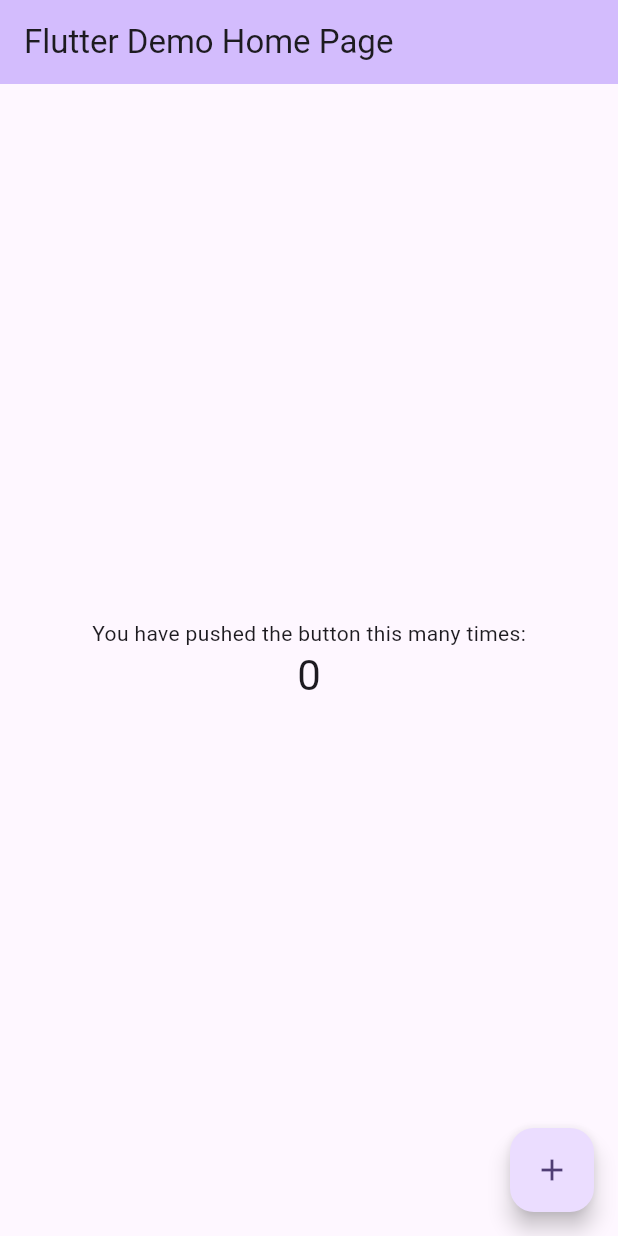
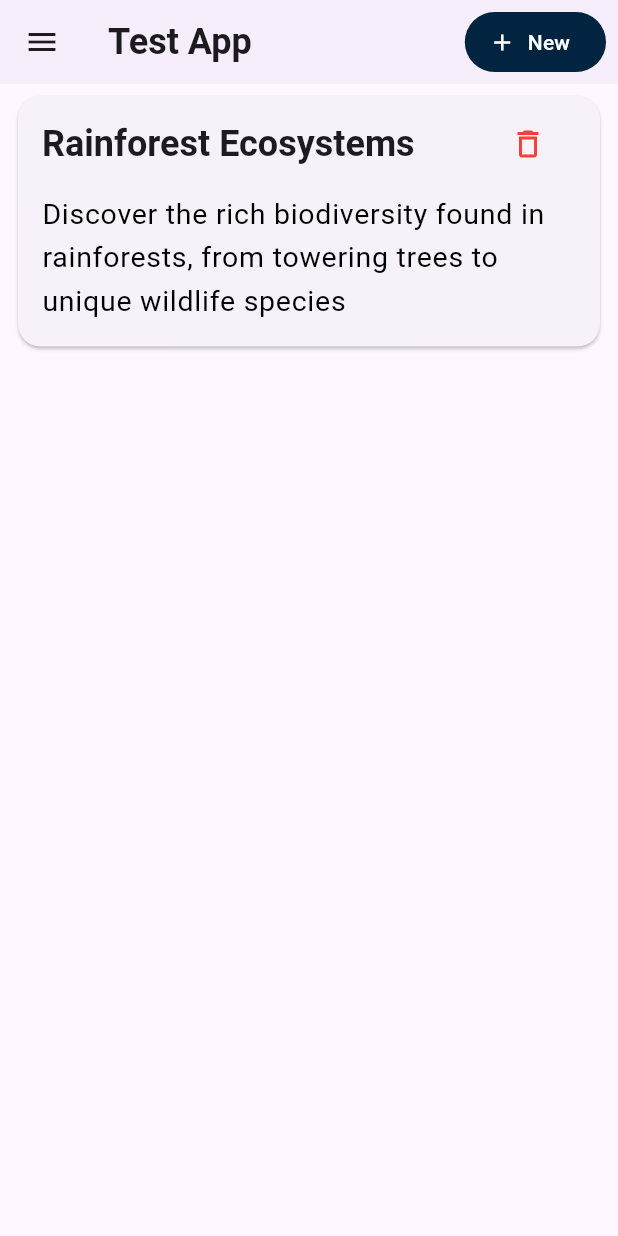
Before and after one commit to johnomeyo/mobile_dev, a Flutter app: the screen it shows after launch, on a phone screen of 412 x 824 dp. Run offline on Flutter 3.47's test engine with Material 3 defaults, Android fonts, the phone set to English and light mode, and no system bars.

Commit message:
Project Completion

```diff
--- /dev/null
+++ b/lib/item_provider.dart
@@ -0,0 +1,30 @@
+import 'package:flutter/material.dart';
+
+class Item {
+  String title;
+  String description;
+
+  Item({required this.title, required this.description});
+}
+
+// State management using Provider
+class ItemProvider with ChangeNotifier {
+  final List<Item> _items = [
+    Item(
+        title: "Rainforest Ecosystems",
+        description:
+            "Discover the rich biodiversity found in rainforests, from towering trees to unique wildlife species"),
+  ];
+
+  List<Item> get items => _items;
+
+  void addItem(Item item) {
+    _items.add(item);
+    notifyListeners();
+  }
+
+  void removeItem(int index) {
+    _items.removeAt(index);
+    notifyListeners();
+  }
+}
--- /dev/null
+++ b/lib/items_list_page.dart
@@ -0,0 +1,108 @@
+import 'package:flutter/material.dart';
+import 'package:provider/provider.dart';
+import 'package:test_app/add_items_pgae.dart';
+import 'package:test_app/item_provider.dart';
+
+class ItemListPage extends StatelessWidget {
+  const ItemListPage({super.key});
+
+  @override
+  Widget build(BuildContext context) {
+    final theme = Theme.of(context);
+    return Scaffold(
+      drawer: const Drawer(),
+      appBar: AppBar(
+        elevation: 1,
+        title: Text(
+          'Test App',
+          style: theme.textTheme.headlineSmall?.copyWith(
+            fontWeight: FontWeight.bold,
+          ),
+        ),
+        actions: [
+          Padding(
+            padding: const EdgeInsets.all(8.0),
+            child: FilledButton.icon(
+              label: const Text("New"),
+              style: ButtonStyle(
+                backgroundColor: WidgetStateProperty.all<Color>(
+                    const Color.fromARGB(255, 2, 36, 64)),
+              ),
+              icon: const Icon(Icons.add),
+              onPressed: () {
+                Navigator.push(
+                  context,
+                  MaterialPageRoute(
+                    builder: (context) => const AddItemPage(),
+                  ),
+                );
+              },
+            ),
+          ),
+        ],
+      ),
+      body: Consumer<ItemProvider>(
+        builder: (context, itemProvider, child) {
+          return ListView.builder(
+            itemCount: itemProvider.items.length,
+            itemBuilder: (context, index) {
+              final item = itemProvider.items[index];
+              return Padding(
+                padding: const EdgeInsets.symmetric(vertical: 4, horizontal: 8),
+                child: ItemCard(
+                  item: item,
+                  onDelete: () => itemProvider.removeItem(index),
+                ),
+              );
+            },
+          );
+        },
+      ),
+    );
+  }
+}
+
+class ItemCard extends StatelessWidget {
+  final Item item;
+  final VoidCallback onDelete;
+
+  const ItemCard({
+    super.key,
+    required this.item,
+    required this.onDelete,
+  });
+
+  @override
+  Widget build(BuildContext context) {
+    final theme = Theme.of(context);
+    return Card(
+      shape: RoundedRectangleBorder(
+        borderRadius: BorderRadius.circular(15.0),
+      ),
+      child: ListTile(
+        title: Row(
+          children: [
+            Text(
+              item.title,
+              style: theme.textTheme.headlineSmall?.copyWith(
+                fontWeight: FontWeight.bold,
+              ),
+            ),
+            const Spacer(),
+            IconButton(
+              icon: const Icon(Icons.delete_outlined, color: Colors.red),
+              onPressed: onDelete,
+            ),
+          ],
+        ),
+        subtitle: Padding(
+          padding: const EdgeInsets.symmetric(vertical: 8),
+          child: Text(
+            item.description,
+            style: theme.textTheme.bodyLarge,
+          ),
+        ),
+      ),
+    );
+  }
+}
--- a/lib/main.dart
+++ b/lib/main.dart
@@ -1,110 +1,29 @@
 import 'package:flutter/material.dart';
+import 'package:provider/provider.dart';
+import 'package:test_app/item_provider.dart';
+import 'package:test_app/items_list_page.dart';
 
 void main() {
-  runApp(const MyApp());
+  runApp(
+    ChangeNotifierProvider(
+      create: (context) => ItemProvider(),
+      child: const MyApp(),
+    ),
+  );
 }
 
 class MyApp extends StatelessWidget {
   const MyApp({super.key});
 
-  // This widget is the root of your application.
   @override
   Widget build(BuildContext context) {
     return MaterialApp(
-      title: 'Flutter Demo',
       theme: ThemeData(
-        colorScheme: ColorScheme.fromSeed(seedColor: Colors.deepPurple),
-        useMaterial3: true,
+        textTheme: const TextTheme(
+          bodyLarge: TextStyle(color: Colors.black, fontSize: 19),
+        ),
       ),
-      home: const MyHomePage(title: 'Flutter Demo Home Page'),
+      home: const ItemListPage(),
     );
   }
 }
-
-class MyHomePage extends StatefulWidget {
-  const MyHomePage({super.key, required this.title});
-
-  // This widget is the home page of your application. It is stateful, meaning
-  // that it has a State object (defined below) that contains fields that affect
-  // how it looks.
-
-  // This class is the configuration for the state. It holds the values (in this
-  // case the title) provided by the parent (in this case the App widget) and
-  // used by the build method of the State. Fields in a Widget subclass are
-  // always marked "final".
-
-  final String title;
-
-  @override
-  State<MyHomePage> createState() => _MyHomePageState();
-}
-
-class _MyHomePageState extends State<MyHomePage> {
-  int _counter = 0;
-
-  void _incrementCounter() {
-    setState(() {
-      // This call to setState tells the Flutter framework that something has
-      // changed in this State, which causes it to rerun the build method below
-      // so that the display can reflect the updated values. If we changed
-      // _counter without calling setState(), then the build method would not be
-      // called again, and so nothing would appear to happen.
-      _counter++;
-    });
-  }
-
-  @override
-  Widget build(BuildContext context) {
-    // This method is rerun every time setState is called, for instance as done
-    // by the _incrementCounter method above.
-    //
-    // The Flutter framework has been optimized to make rerunning build methods
-    // fast, so that you can just rebuild anything that needs updating rather
-    // than having to individually change instances of widgets.
-    return Scaffold(
-      appBar: AppBar(
-        // TRY THIS: Try changing the color here to a specific color (to
-        // Colors.amber, perhaps?) and trigger a hot reload to see the AppBar
-        // change color while the other colors stay the same.
-        backgroundColor: Theme.of(context).colorScheme.inversePrimary,
-        // Here we take the value from the MyHomePage object that was created by
-        // the App.build method, and use it to set our appbar title.
-        title: Text(widget.title),
-      ),
-      body: Center(
-        // Center is a layout widget. It takes a single child and positions it
-        // in the middle of the parent.
-        child: Column(
-          // Column is also a layout widget. It takes a list of children and
-          // arranges them vertically. By default, it sizes itself to fit its
-          // children horizontally, and tries to be as tall as its parent.
-          //
-          // Column has various properties to control how it sizes itself and
-          // how it positions its children. Here we use mainAxisAlignment to
-          // center the children vertically; the main axis here is the vertical
-          // axis because Columns are vertical (the cross axis would be
-          // horizontal).
-          //
-          // TRY THIS: Invoke "debug painting" (choose the "Toggle Debug Paint"
-          // action in the IDE, or press "p" in the console), to see the
-          // wireframe for each widget.
-          mainAxisAlignment: MainAxisAlignment.center,
-          children: <Widget>[
-            const Text(
-              'You have pushed the button this many times:',
-            ),
-            Text(
-              '$_counter',
-              style: Theme.of(context).textTheme.headlineMedium,
-            ),
-          ],
-        ),
-      ),
-      floatingActionButton: FloatingActionButton(
-        onPressed: _incrementCounter,
-        tooltip: 'Increment',
-        child: const Icon(Icons.add),
-      ), // This trailing comma makes auto-formatting nicer for build methods.
-    );
-  }
-}
--- a/pubspec.yaml
+++ b/pubspec.yaml
@@ -35,6 +35,7 @@ dependencies:
   # The following adds the Cupertino Icons font to your application.
   # Use with the CupertinoIcons class for iOS style icons.
   cupertino_icons: ^1.0.8
+  provider: ^6.1.2
 
 dev_dependencies:
   flutter_test:
```
Also changed, not shown: lib/add_items_pgae.dart (added, +166 -0 lines), pubspec.lock.
